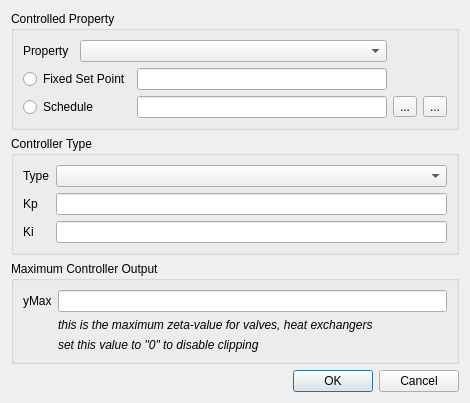
This is SIM-VICUS/src/SVNetworkControllerEditDialog.ui in Brockaaa/SIM-VICUS as Qt 5 draws it before an edit. The edited form follows.
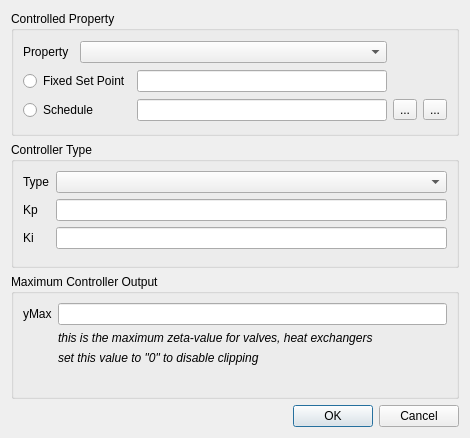
This is the edited form. Icons and pictures are not drawn. Custom widgets are drawn as their Qt base class.

Commit message: Reworked how controllers are saved and handled within the generated XML and the datastructure: moved from vector in VICUS::SubNetwork to an attribute directly in a VICUS::NetworkComponent. Reworked readXML/writeXML of NetworkController accordingly. Moved controller widget in SVNetworkComponentEditWidget. Hides groupBoxes inside SVNetworkComponentEditWidget when not needed

Diff of the .ui file:
```diff
--- a/SIM-VICUS/src/SVNetworkControllerEditDialog.ui
+++ b/SIM-VICUS/src/SVNetworkControllerEditDialog.ui
@@ -9,7 +9,7 @@
     <x>0</x>
     <y>0</y>
     <width>470</width>
-    <height>343</height>
+    <height>438</height>
    </rect>
   </property>
     <property name="sizePolicy">
@@ -186,15 +186,7 @@
     </widget>
    </item>
    <item>
-    <widget name="buttonBox" class="QDialogButtonBox">
-     <property name="geometry">
-      <rect>
-       <x>30</x>
-       <y>240</y>
-       <width>341</width>
-       <height>32</height>
-      </rect>
-     </property>
+    <widget class="QDialogButtonBox" name="buttonBox">
      <property name="orientation">
       <enum>Qt::Horizontal</enum>
      </property>
```
Left out of the diff: 10 changed lines with no effect on the pictures. Lines whose indentation alone changed are shown as unchanged. The commit also changes 19 other files.
